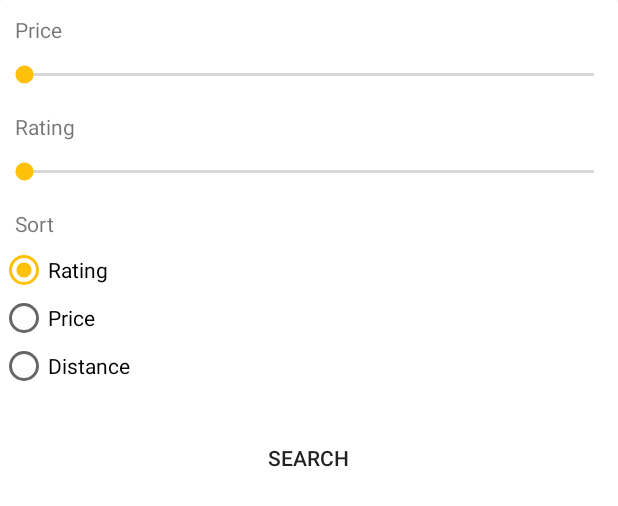
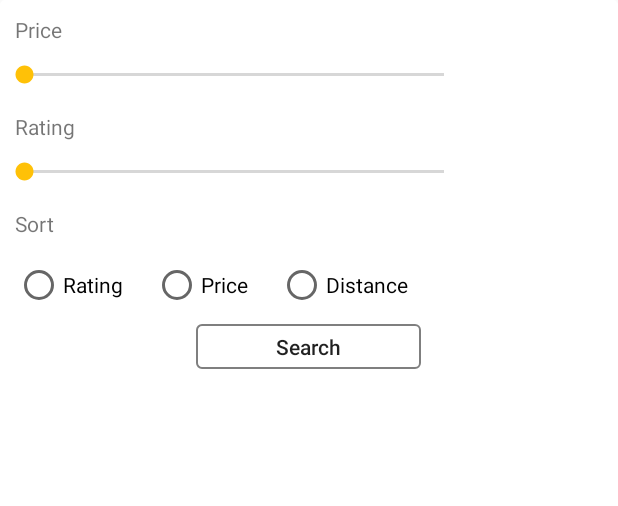
Before and after one commit to bookd-lab/bookd, an Android app: the layout advanced_search.xml on its own in the app's theme, with its tools: preview values and no code run, on a phone screen of 412 x 824 dp. Shown: the top 506 px of the screen. Run offline under Robolectric (Android 15) with nearby library versions, the phone set to English and light mode, and no system bars.

Commit message:
Some changes to search

```diff
--- a/app/build.gradle
+++ b/app/build.gradle
@@ -110,6 +110,8 @@ dependencies {
     compile 'uk.co.chrisjenx:calligraphy:2.2.0'
     compile 'com.google.android.gms:play-services-maps:9.8.0'
 
+    // GeoFire for Firebase location based queries
+    compile 'com.firebase:geofire-android:2.1.1'
 }
 
 apply plugin: 'com.google.gms.google-services'
--- a/app/src/main/AndroidManifest.xml
+++ b/app/src/main/AndroidManifest.xml
@@ -14,6 +14,7 @@
         android:label="@string/app_name"
         android:supportsRtl="true"
         android:theme="@style/AppTheme">
+
         <activity
             android:name=".activities.SplashActivity"
             android:noHistory="true">
@@ -24,7 +25,7 @@
             </intent-filter>
         </activity>
 
-        <activity android:name=".activities.MainActivity" />
+        <activity android:name=".activities.MainActivity" android:windowSoftInputMode="adjustNothing" />
         <activity android:name=".activities.BusinessActivity" />
         <activity android:name=".activities.EventCreateActivity" />
     </application>
--- /dev/null
+++ b/app/src/main/res/drawable/search_button_bg.xml
@@ -0,0 +1,29 @@
+<?xml version="1.0" encoding="utf-8"?>
+<selector xmlns:android="http://schemas.android.com/apk/res/android">
+    <item android:state_pressed="true">
+
+        <layer-list>
+            <item>
+                <shape>
+                    <stroke android:width="1dp" android:color="@color/transparent_black_50" />
+                    <solid android:color="@color/transparent_black_05" />
+                    <corners android:radius="3dp" />
+                </shape>
+            </item>
+
+        </layer-list>
+    </item>
+
+    <item>
+        <layer-list>
+            <item>
+                <shape>
+                    <stroke android:width="1dp" android:color="@color/transparent_black_50" />
+                    <solid android:color="@color/transparent" />
+                    <corners android:radius="3dp" />
+                </shape>
+            </item>
+        </layer-list>
+
+    </item>
+</selector>
--- a/app/src/main/res/layout/advanced_search.xml
+++ b/app/src/main/res/layout/advanced_search.xml
@@ -2,8 +2,7 @@
 <RelativeLayout xmlns:android="http://schemas.android.com/apk/res/android"
     android:layout_width="match_parent"
     android:layout_height="match_parent"
-    android:background="@drawable/advanced_search_bg"
-    android:focusableInTouchMode="true">
+    android:background="@drawable/advanced_search_bg">
 
     <TextView
         android:id="@+id/priceLabel"
@@ -19,7 +18,9 @@
         android:id="@+id/priceSeekBar"
         android:layout_width="match_parent"
         android:layout_height="30dp"
-        android:layout_below="@id/priceLabel" />
+        android:layout_below="@id/priceLabel"
+        android:layout_marginEnd="100dp"
+        android:layout_marginRight="100dp" />
 
     <TextView
         android:id="@+id/ratingLabel"
@@ -36,7 +37,9 @@
         android:id="@+id/ratingSeekBar"
         android:layout_width="match_parent"
         android:layout_height="30dp"
-        android:layout_below="@id/ratingLabel" />
+        android:layout_below="@id/ratingLabel"
+        android:layout_marginEnd="100dp"
+        android:layout_marginRight="100dp" />
 
     <TextView
         android:id="@+id/sortLabel"
@@ -50,37 +53,43 @@
         android:text="@string/sort" />
 
     <RadioGroup
-        android:id="@+id/sortBy"
+        android:id="@+id/sortByRadioGroup"
         android:layout_width="match_parent"
         android:layout_height="wrap_content"
-        android:layout_below="@id/sortLabel">
+        android:layout_below="@id/sortLabel"
+        android:orientation="horizontal">
 
         <RadioButton
+            android:id="@+id/byRating"
             android:layout_width="wrap_content"
             android:layout_height="wrap_content"
-            android:checked="true"
+            android:layout_margin="10dp"
             android:text="@string/ratingLabel" />
 
         <RadioButton
+            android:id="@+id/byPrice"
             android:layout_width="wrap_content"
             android:layout_height="wrap_content"
+            android:layout_margin="10dp"
             android:text="@string/priceLabel" />
 
         <RadioButton
+            android:id="@+id/byDistance"
             android:layout_width="wrap_content"
             android:layout_height="wrap_content"
+            android:layout_margin="10dp"
             android:text="@string/distance" />
 
     </RadioGroup>
 
     <Button
         android:id="@+id/searchButton"
-        style="@style/WizardButton"
+        style="@style/SearchButton"
         android:layout_width="150dp"
-        android:layout_height="wrap_content"
-        android:padding="15dp"
-        android:layout_below="@id/sortBy"
-        android:layout_marginTop="20dp"
+        android:layout_height="30dp"
+        android:layout_marginBottom="20dp"
+        android:textAllCaps="false"
+        android:layout_below="@id/sortByRadioGroup"
         android:layout_centerHorizontal="true"
         android:text="@string/search" />
 
--- a/app/src/main/res/layout/fragment_explore.xml
+++ b/app/src/main/res/layout/fragment_explore.xml
@@ -37,6 +37,7 @@
         android:layout_height="wrap_content"
         android:layout_below="@id/searchEdt"
         android:layout_margin="5dp"
+        android:clickable="true"
         android:visibility="gone">
 
         <include layout="@layout/advanced_search" />
--- a/app/src/main/res/values/styles.xml
+++ b/app/src/main/res/values/styles.xml
@@ -29,4 +29,8 @@
         <item name="android:background">@drawable/wizard_button_bg</item>
     </style>
 
+    <style name="SearchButton" parent="Base.TextAppearance.AppCompat.Button">
+        <item name="android:background">@drawable/search_button_bg</item>
+    </style>
+
 </resources>
```
Also changed, not shown: app/src/main/java/bookdlab/bookd/fragments/ExploreFragment.java (+42 -10 lines), app/src/main/java/bookdlab/bookd/ui/SearchEditText.java (+20 -6 lines), app/src/main/java/bookdlab/bookd/ui/UIUtils.java (+11 -0 lines).
